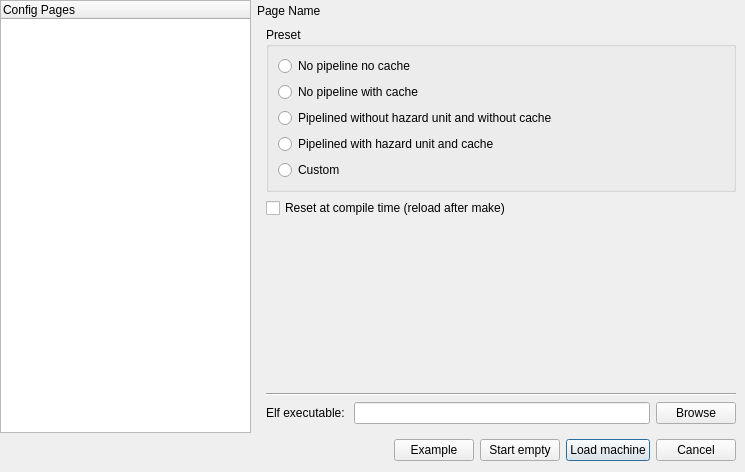
Above: src/gui/dialogs/new/NewDialog.ui from cvut/qtrvsim before the change. Below: the same form after it.
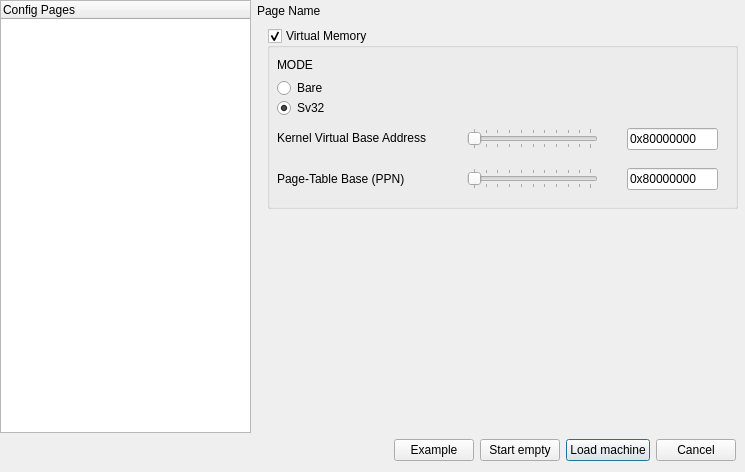
That is the form after the change. Custom widgets are drawn as their Qt base class.

Commit message: feat(vm): implement basic SV32 virtual memory infrastructure (TLB + page‑table walker)

Diff of the .ui file:
```diff
--- a/src/gui/dialogs/new/NewDialog.ui
+++ b/src/gui/dialogs/new/NewDialog.ui
@@ -66,6 +66,9 @@
        </item>
        <item>
         <widget class="QStackedWidget" name="config_pages">
+         <property name="currentIndex">
+          <number>3</number>
+         </property>
          <widget class="QWidget" name="tab_preset_load">
           <property name="accessibleName">
            <string>Presets and ELF File</string>
@@ -656,6 +659,159 @@
            </item>
           </layout>
          </widget>
+         <widget class="QWidget" name="tab_virtual_memory">
+          <property name="accessibleName">
+           <string>Virtual Memory</string>
+          </property>
+          <widget class="QGroupBox" name="group_vm">
+           <property name="enabled">
+            <bool>true</bool>
+           </property>
+           <property name="geometry">
+            <rect>
+             <x>10</x>
+             <y>10</y>
+             <width>471</width>
+             <height>181</height>
+            </rect>
+           </property>
+           <property name="title">
+            <string>Virtual Memory</string>
+           </property>
+           <property name="checkable">
+            <bool>true</bool>
+           </property>
+           <property name="checked">
+            <bool>true</bool>
+           </property>
+           <widget class="QRadioButton" name="radioButton_bare">
+            <property name="geometry">
+             <rect>
+              <x>10</x>
+              <y>50</y>
+              <width>99</width>
+              <height>20</height>
+             </rect>
+            </property>
+            <property name="text">
+             <string>Bare</string>
+            </property>
+           </widget>
+           <widget class="QRadioButton" name="radioButton_sv32">
+            <property name="geometry">
+             <rect>
+              <x>10</x>
+              <y>70</y>
+              <width>99</width>
+              <height>20</height>
+             </rect>
+            </property>
+            <property name="text">
+             <string>Sv32</string>
+            </property>
+            <property name="checked">
+             <bool>true</bool>
+            </property>
+           </widget>
+           <widget class="QLabel" name="label_mode">
+            <property name="geometry">
+             <rect>
+              <x>10</x>
+              <y>30</y>
+              <width>57</width>
+              <height>14</height>
+             </rect>
+            </property>
+            <property name="text">
+             <string>MODE</string>
+            </property>
+           </widget>
+           <widget class="QLineEdit" name="lineEdit_kernel_base">
+            <property name="geometry">
+             <rect>
+              <x>360</x>
+              <y>100</y>
+              <width>91</width>
+              <height>22</height>
+             </rect>
+            </property>
+            <property name="text">
+             <string>0x80000000</string>
+            </property>
+           </widget>
+           <widget class="BigSlider" name="horizontalSlider_kernel_base">
+            <property name="geometry">
+             <rect>
+              <x>200</x>
+              <y>100</y>
+              <width>131</width>
+              <height>21</height>
+             </rect>
+            </property>
+            <property name="orientation">
+             <enum>Qt::Horizontal</enum>
+            </property>
+            <property name="tickPosition">
+             <enum>QSlider::TicksBothSides</enum>
+            </property>
+           </widget>
+           <widget class="QLabel" name="label_kernel_base">
+            <property name="geometry">
+             <rect>
+              <x>10</x>
+              <y>100</y>
+              <width>171</width>
+              <height>20</height>
+             </rect>
+            </property>
+            <property name="text">
+             <string>Kernel Virtual Base Address</string>
+            </property>
+           </widget>
+           <widget class="QLineEdit" name="lineEdit_root_ppn">
+            <property name="geometry">
+             <rect>
+              <x>360</x>
+              <y>140</y>
+              <width>91</width>
+              <height>22</height>
+             </rect>
+            </property>
+            <property name="text">
+             <string>0x80000000</string>
+            </property>
+           </widget>
+           <widget class="QLabel" name="label_root_ppn">
+            <property name="geometry">
+             <rect>
+              <x>10</x>
+              <y>140</y>
+              <width>171</width>
+              <height>20</height>
+             </rect>
+            </property>
+            <property name="text">
+             <string>Page‑Table Base (PPN)</string>
+            </property>
+           </widget>
+           <widget class="BigSlider" name="horizontalSlider_root_ppn">
+            <property name="geometry">
+             <rect>
+              <x>200</x>
+              <y>140</y>
+              <width>131</width>
+              <height>21</height>
+             </rect>
+            </property>
+            <property name="orientation">
+             <enum>Qt::Horizontal</enum>
+            </property>
+            <property name="tickPosition">
+             <enum>QSlider::TicksBothSides</enum>
+            </property>
+           </widget>
+          </widget>
+         </widget>
          <widget class="QWidget" name="tab_memory">
           <property name="accessibleName">
            <string>Memory Timings</string>
@@ -955,6 +1111,13 @@
    </item>
   </layout>
  </widget>
+ <customwidgets>
+  <customwidget>
+   <class>BigSlider</class>
+   <extends>QSlider</extends>
+   <header>gui/dialogs/new/bigslider.h</header>
+  </customwidget>
+ </customwidgets>
  <resources/>
  <connections/>
 </ui>
```
Left out of the diff: 3 changed lines with no effect on the pictures. The commit also changes 1280 other files.
